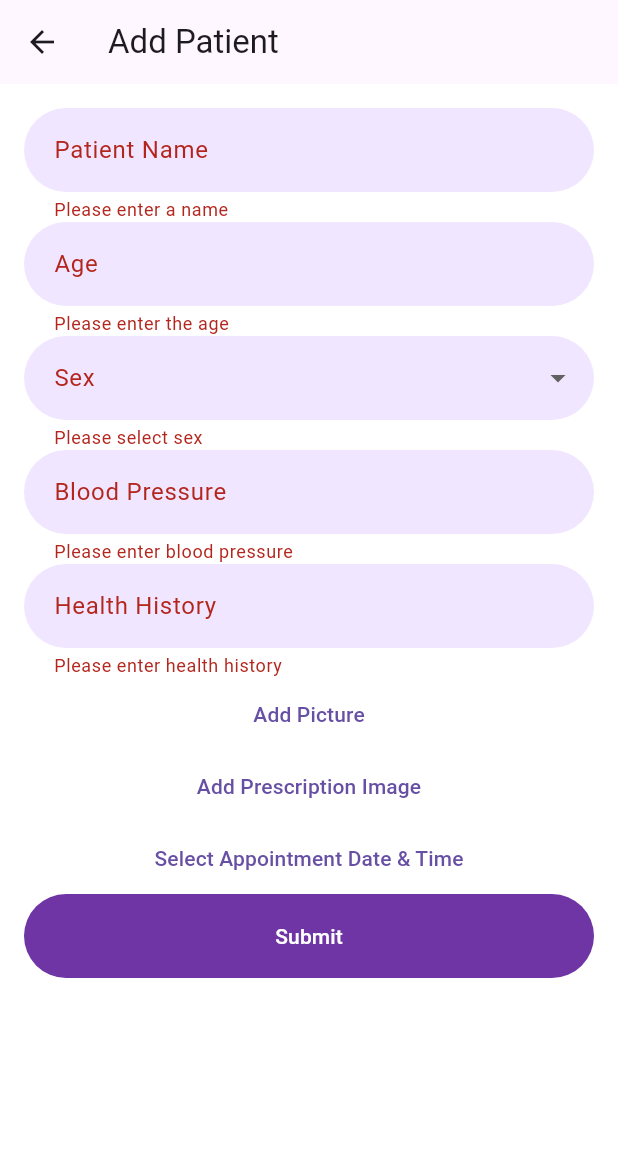
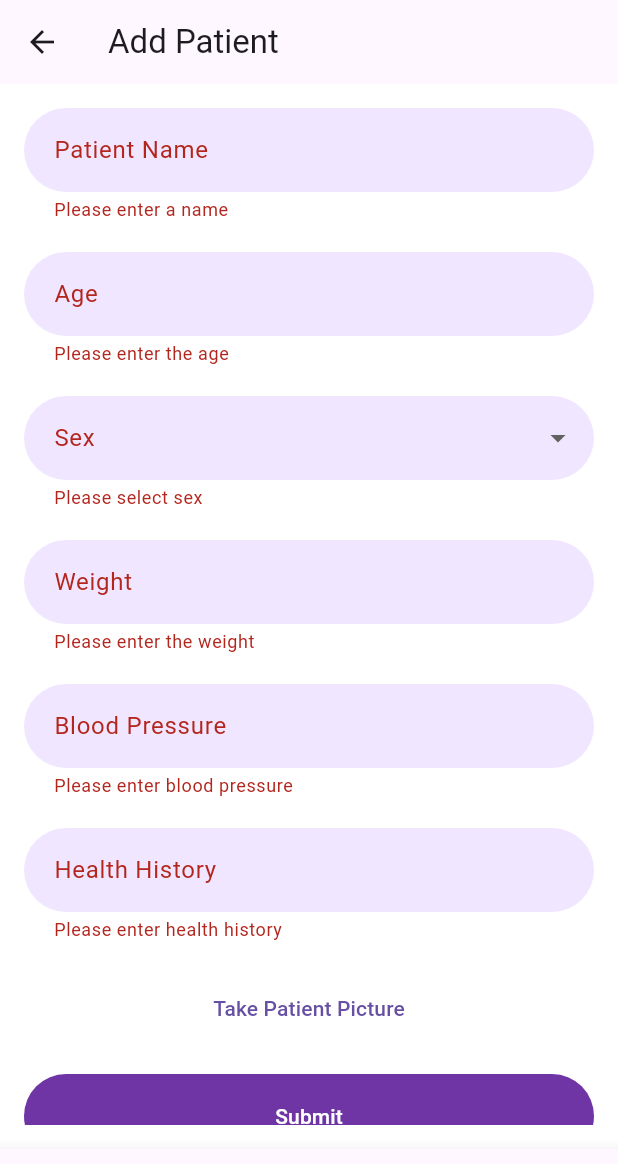
Before and after one commit to cs25d002/ISE-MobileApplication, a Flutter app: the AddPatientPage screen opened directly, after a tap on "Submit", on a phone screen of 412 x 824 dp. Shown: the top 1164 px of the screen. Run offline on Flutter 3.47's test engine with Material 3 defaults, Android fonts, the phone set to English and light mode, and no system bars; our stand-ins replace cloud_firestore, firebase_auth, firebase_core, flutter_svg, google_sign_in, image_picker; accounts and stored records are empty.

Commit message:
added add patient

```diff
--- a/vewha/lib/Screens/Home/add_patient.dart
+++ b/vewha/lib/Screens/Home/add_patient.dart
@@ -1,7 +1,7 @@
 import 'package:flutter/material.dart';
 import 'package:image_picker/image_picker.dart';
 import 'dart:io';
-import 'package:flutter_datetime_picker/flutter_datetime_picker.dart';
+import 'package:uuid/uuid.dart'; // For unique ID generation
 
 class AddPatientPage extends StatefulWidget {
   @override
@@ -12,13 +12,12 @@ class _AddPatientPageState extends State<AddPatientPage> {
   final _formKey = GlobalKey<FormState>();
   final _nameController = TextEditingController();
   final _ageController = TextEditingController();
+  final _weightController = TextEditingController();
   final _bloodPressureController = TextEditingController();
   final _healthHistoryController = TextEditingController();
-  File? _image;
-  File? _prescriptionImage;
+  File? _patientPicture;
   String? _selectedSex;
-  DateTime? _appointmentDate;
-  TimeOfDay? _appointmentTime;
+  String? _patientId;
 
   final ImagePicker _picker = ImagePicker();
 
@@ -27,44 +26,7 @@ class _AddPatientPageState extends State<AddPatientPage> {
     final pickedFile = await _picker.pickImage(source: source);
     if (pickedFile != null) {
       setState(() {
-        _image = File(pickedFile.path);
-      });
-    }
-  }
-
-  // Prescription Image Picker function
-  Future<void> _pickPrescriptionImage(ImageSource source) async {
-    final pickedFile = await _picker.pickImage(source: source);
-    if (pickedFile != null) {
-      setState(() {
-        _prescriptionImage = File(pickedFile.path);
-      });
-    }
-  }
-
-  // Date and Time Picker for appointment
-  Future<void> _pickDateAndTime() async {
-    DateTime selectedDate = await DatePicker.showDatePicker(
-      context,
-      showTitleActions: true,
-      minTime: DateTime.now(),
-      onConfirm: (date) {
-        setState(() {
-          _appointmentDate = date;
-        });
-      },
-      currentTime: DateTime.now(),
-      locale: LocaleType.en,
-    ) ?? DateTime.now();
-
-    TimeOfDay? selectedTime = await showTimePicker(
-      context: context,
-      initialTime: TimeOfDay.now(),
-    );
-
-    if (selectedTime != null) {
-      setState(() {
-        _appointmentTime = selectedTime;
+        _patientPicture = File(pickedFile.path);
       });
     }
   }
@@ -72,17 +34,36 @@ class _AddPatientPageState extends State<AddPatientPage> {
   // Handle form submission
   void _submitForm() {
     if (_formKey.currentState?.validate() ?? false) {
-      // Process the form data here
-      print("Form submitted with data: ");
-      print("Name: ${_nameController.text}");
-      print("Age: ${_ageController.text}");
-      print("Sex: $_selectedSex");
-      print("Blood Pressure: ${_bloodPressureController.text}");
-      print("Health History: ${_healthHistoryController.text}");
-      if (_image != null) print("Picture: ${_image?.path}");
-      if (_prescriptionImage != null) print("Prescription: ${_prescriptionImage?.path}");
-      print("Appointment Date: $_appointmentDate");
-      print("Appointment Time: $_appointmentTime");
+      // Generate a unique patient ID
+      final uuid = Uuid();
+      setState(() {
+        _patientId = uuid.v4();
+      });
+
+      // Mock save to Firebase (replace with actual Firebase logic)
+      final patientData = {
+        "patientId": _patientId,
+        "name": _nameController.text,
+        "age": _ageController.text,
+        "sex": _selectedSex,
+        "weight": _weightController.text,
+        "bloodPressure": _bloodPressureController.text,
+        "healthHistory": _healthHistoryController.text,
+        "picturePath": _patientPicture?.path,
+      };
+
+      print("Patient data saved: $patientData");
+
+      // Navigate to success or reset form
+      ScaffoldMessenger.of(context).showSnackBar(
+        SnackBar(content: Text("Patient added successfully! PID: $_patientId")),
+      );
+
+      _formKey.currentState?.reset();
+      setState(() {
+        _patientPicture = null;
+        _selectedSex = null;
+      });
     }
   }
 
@@ -98,7 +79,7 @@ class _AddPatientPageState extends State<AddPatientPage> {
           key: _formKey,
           child: ListView(
             children: <Widget>[
-              // Name
+              // Patient Name
               TextFormField(
                 controller: _nameController,
                 decoration: InputDecoration(labelText: 'Patient Name'),
@@ -109,6 +90,7 @@ class _AddPatientPageState extends State<AddPatientPage> {
                   return null;
                 },
               ),
+              const SizedBox(height: 20),
               // Age
               TextFormField(
                 controller: _ageController,
@@ -121,6 +103,7 @@ class _AddPatientPageState extends State<AddPatientPage> {
                   return null;
                 },
               ),
+              const SizedBox(height: 20),
               // Sex
               DropdownButtonFormField<String>(
                 value: _selectedSex,
@@ -143,6 +126,20 @@ class _AddPatientPageState extends State<AddPatientPage> {
                   return null;
                 },
               ),
+              const SizedBox(height: 20),
+              // Weight
+              TextFormField(
+                controller: _weightController,
+                decoration: InputDecoration(labelText: 'Weight'),
+                keyboardType: TextInputType.number,
+                validator: (value) {
+                  if (value == null || value.isEmpty) {
+                    return 'Please enter the weight';
+                  }
+                  return null;
+                },
+              ),
+              const SizedBox(height: 20),
               // Blood Pressure
               TextFormField(
                 controller: _bloodPressureController,
@@ -154,6 +151,7 @@ class _AddPatientPageState extends State<AddPatientPage> {
                   return null;
                 },
               ),
+              const SizedBox(height: 20),
               // Previous Health History
               TextFormField(
                 controller: _healthHistoryController,
@@ -165,44 +163,54 @@ class _AddPatientPageState extends State<AddPatientPage> {
                   return null;
                 },
               ),
+              const SizedBox(height: 20),
               // Picture Upload
               TextButton(
                 onPressed: () {
-                  _pickImage(ImageSource.gallery);
+                  _pickImage(ImageSource.camera);
                 },
-                child: Text(_image == null ? 'Add Picture' : 'Change Picture'),
+                child: Text(_patientPicture == null
+                    ? 'Take Patient Picture'
+                    : 'Change Patient Picture'),
               ),
-              _image != null ? Image.file(_image!) : Container(),
-              // Prescription Image
-              TextButton(
-                onPressed: () {
-                  _pickPrescriptionImage(ImageSource.gallery);
-                },
-                child: Text(_prescriptionImage == null
-                    ? 'Add Prescription Image'
-                    : 'Change Prescription Image'),
-              ),
-              _prescriptionImage != null
-                  ? Image.file(_prescriptionImage!)
+              _patientPicture != null
+                  ? Image.file(_patientPicture!, height: 150)
                   : Container(),
-              // Appointment Date and Time Picker
-              TextButton(
-                onPressed: _pickDateAndTime,
-                child: Text('Select Appointment Date & Time'),
-              ),
-              if (_appointmentDate != null)
-                Text('Date: ${_appointmentDate!.toLocal()}'),
-              if (_appointmentTime != null)
-                Text('Time: ${_appointmentTime!.format(context)}'),
+                  const SizedBox(height: 20),
               // Submit Button
               ElevatedButton(
                 onPressed: _submitForm,
                 child: Text('Submit'),
               ),
+              if (_patientId != null) Text('Generated PID: $_patientId'),
             ],
           ),
         ),
       ),
+      bottomNavigationBar: BottomNavigationBar(
+        items: [
+            BottomNavigationBarItem(
+              icon: Icon(Icons.person_add),
+              label: 'Add Patient',
+            ),
+            BottomNavigationBarItem(
+              icon: Icon(Icons.search),
+              label: 'Search Patient',
+            ),
+            BottomNavigationBarItem(
+              icon: Icon(Icons.calendar_today),
+              label: 'Appointments',
+            ),
+            BottomNavigationBarItem(
+              icon: Icon(Icons.message),
+              label: 'Messages',
+            ),
+          ],
+        onTap: (index) {
+          // Handle navigation between sections
+          print("Navigated to section: $index");
+        },
+      ),
     );
   }
 }
--- a/vewha/lib/Screens/Home/home_page.dart
+++ b/vewha/lib/Screens/Home/home_page.dart
@@ -1,5 +1,5 @@
 import 'package:flutter/material.dart';
-
+import 'add_patient.dart';
 class GreetingPage extends StatelessWidget {
   final String email;
 
@@ -21,7 +21,7 @@ class GreetingPage extends StatelessWidget {
             mainAxisAlignment: MainAxisAlignment.center,
             children: [
               Image.asset(
-                'assets/images/doctor.png', // Path to your image
+                'assets/images/doctor.jpg', // Path to your image
                 height: 100,
                 width: 100,
               ),
@@ -44,12 +44,13 @@ class GreetingPage extends StatelessWidget {
               const SizedBox(height: 30),
               ElevatedButton(
                 onPressed: () {
-                  // Navigate to Add Patient page or logic
-                  ScaffoldMessenger.of(context).showSnackBar(
-                    const SnackBar(content: Text('Add Patient Clicked')),
+                  // Navigate to AddPatientPage
+                  Navigator.push(
+                    context,
+                    MaterialPageRoute(builder: (context) => AddPatientPage()),
                   );
-                },
-                child: const Text('Add Patient'),
+               },
+                child: const Text(' Add Patient'),
               ),
               const SizedBox(height: 20),
               ElevatedButton(
--- a/vewha/lib/Screens/Welcome/_shared/welcome_image.dart
+++ b/vewha/lib/Screens/Welcome/_shared/welcome_image.dart
@@ -13,7 +13,7 @@ class WelcomeImage extends StatelessWidget {
     return Column(
       children: [
         const Text(
-          "WELCOME TO EDU",
+          "WELCOME TO VEWHA",
           style: TextStyle(fontWeight: FontWeight.bold),
         ),
         const SizedBox(height: pad_norm * 2),
--- a/vewha/lib/main.dart
+++ b/vewha/lib/main.dart
@@ -4,7 +4,6 @@ import 'package:firebase_core/firebase_core.dart';
 // Flutter References
 import 'package:flutter/material.dart';
 import 'package:flutter_auth/Screens/Welcome/splash_screen.dart';
-import 'package:flutter_auth/Screens/Welcome/welcome_screen.dart';
 import 'package:flutter_auth/Components/constants.dart';
 
 // wait till firebase is inittialized before rendering front end
--- a/vewha/pubspec.yaml
+++ b/vewha/pubspec.yaml
@@ -23,12 +23,13 @@ dependencies:
   firebase_auth: ^5.4.1 # connect auth services of firebase
   google_sign_in: ^6.2.2 # google sign in services
   cloud_firestore: ^5.6.2 # cloud database services by firebase
-  image_picker: ^0.8.7+3
+  image_picker: ^1.1.2
   # The following adds the Cupertino Icons font to your application.
   # Use with the CupertinoIcons class for iOS style icons.
   cupertino_icons: ^1.0.5
   flutter_svg: ^1.1.0
-  flutter_datetime_picker: ^1.5.1
+  flutter_datetime_picker: ^1.4.0
+  uuid: ^3.0.6
 
 dev_dependencies:
   flutter_test:
```
Also changed, not shown: vewha/lib/Screens/Welcome/splash_screen.dart (+17 -10 lines), vewha/assets/images/doctor.jpg (added), vewha/assets/images/doctor.png (deleted), vewha/assets/images/logo.png, vewha/lib/Screens/Home/uuid.dart (added), vewha/pubspec.lock.
